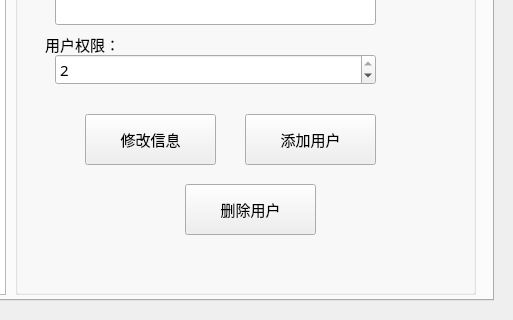
The window that mainWindow.ui (nathan21hz/RailInfoSys) describes before a commit, drawn with Qt 5; both pictures show x 287 to 800 and y 280 to 600 of the 800 by 600 pixel window.
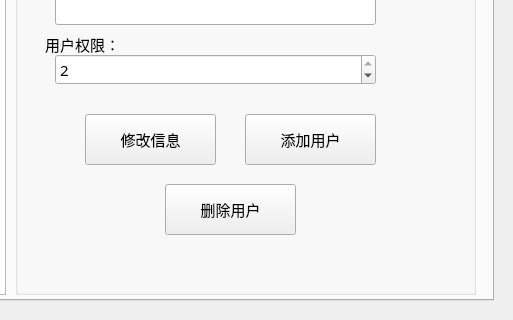
The same window after the commit. The open tabs and pages were chosen to show the change.

The edit to the form file:
```diff
--- a/mainWindow.ui
+++ b/mainWindow.ui
@@ -202,7 +202,7 @@
       <widget class="QPushButton" name="button_user_del">
        <property name="geometry">
         <rect>
-         <x>170</x>
+         <x>150</x>
          <y>390</y>
          <width>131</width>
          <height>51</height>
```
Left out of the diff: 4 changed lines with no effect on the pictures.
